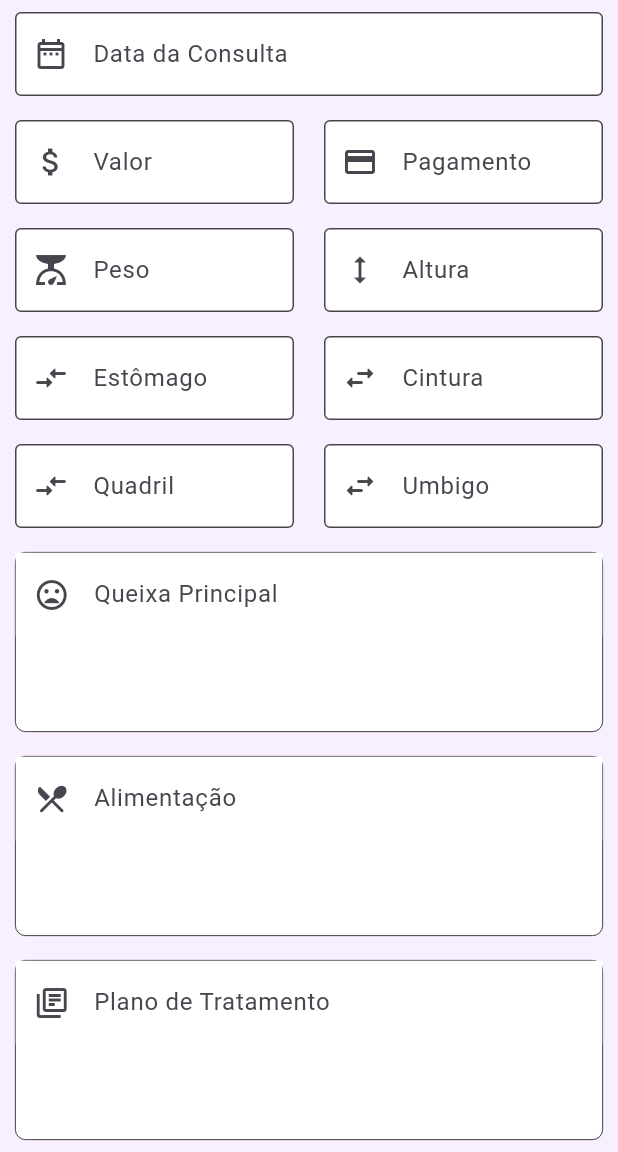
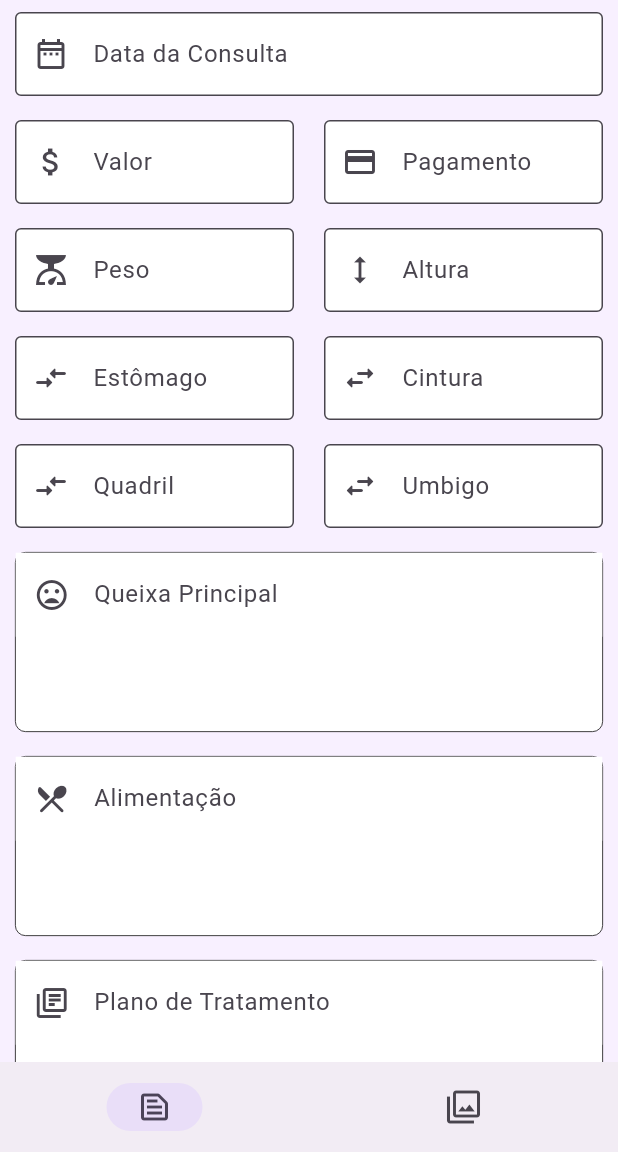
Before and after one commit to felipedresch/sante, a Flutter app: the ConsultaView screen opened by its route, on a phone screen of 412 x 824 dp, the part 84-1236 px from its top. Run offline on Flutter 3.47's test engine with Material 2 defaults, Android fonts, the phone set to English and light mode, and no system bars; our stand-ins replace brasil_fields, image_picker, rflutter_alert, sqflite; missing offline and left inert: all_validations_br; accounts and stored records are empty.

Commit message:
Funcionalidade de anexar imagens às consultas

```diff
--- a/lib/consulta_view.dart
+++ b/lib/consulta_view.dart
@@ -1,8 +1,10 @@
+import 'dart:io';
 import 'package:brasil_fields/brasil_fields.dart';
 import 'package:flutter/material.dart';
 import 'package:flutter/services.dart';
 import 'package:provider/provider.dart';
 import 'package:sante/container_all.dart';
+import 'package:sante/models/picture_model.dart';
 import 'package:sante/repositories/cliente_repository.dart';
 import 'package:sante/repositories/track_screens.dart';
 import 'models/consulta_model.dart';
@@ -36,7 +38,11 @@ class _ConsultaViewState extends State<ConsultaView> {
   late TrackScreens tracks;
   bool fetching = true;
   List<Sessao> consultaList = [];
+  List<Picture> listaFotos = [];
+  List<Picture> listaFotosFiltradas = [];
+  List<Sessao> consultasFiltradas = [];
   int? index;
+  int currentPageIndex = 0;
 
   @override
   void initState() {
@@ -51,9 +57,20 @@ class _ConsultaViewState extends State<ConsultaView> {
 
   void getData() async {
     consultaList = await clienteRepository.recuperarConsultas();
+    listaFotos = await clienteRepository.getPictures();
     setState(() {
       fetching = false;
+      filtrarFotos();
     });
+  }
+
+  List<Picture> filtrarFotos(){
+    for (var element in listaFotos) {
+      if (element.consultaID == clienteRepository.consultaSelected!.id!) {
+        listaFotosFiltradas.add(element);
+      }
+    }
+    return listaFotosFiltradas;
   }
 
   @override
@@ -84,9 +101,27 @@ class _ConsultaViewState extends State<ConsultaView> {
       }
     }
 
+    //(index == 0)
+    //? infoSection()
+    //: imageSection()
     return WillPopScope(
       onWillPop: () async => false,
       child: Scaffold(
+        bottomNavigationBar: NavigationBar(
+          labelBehavior: NavigationDestinationLabelBehavior.alwaysHide,
+          //backgroundColor: Color.fromARGB(255, 203, 145, 230),
+          height: 60,
+          destinations: const [
+            NavigationDestination(icon: Icon(Icons.text_snippet_outlined), label: "Informações"),
+            NavigationDestination(icon: Icon(Icons.filter), label: "Imagens anexadas")
+          ],
+          selectedIndex: currentPageIndex,
+          onDestinationSelected: (int index) {
+            setState(() {
+              currentPageIndex = index;
+            });
+          },
+        ),
         appBar: AppBar(
             leading: BackButton(
               onPressed: () {
@@ -97,7 +132,52 @@ class _ConsultaViewState extends State<ConsultaView> {
             ),
             backgroundColor: Theme.of(context).colorScheme.inversePrimary,
             title: const Text("Visualizar Consulta")),
-        body: ContainerAll(
+        body: <Widget> [
+          infoSection(),
+          imageSection()][currentPageIndex],
+      ),
+    );
+  }
+
+  Widget imageSection(){
+    //return Image.memory(listaFotos.elementAt(0).picture);
+    if (listaFotosFiltradas.isNotEmpty) {
+      return ContainerAll(
+        child: GridView.builder(
+          gridDelegate: const SliverGridDelegateWithFixedCrossAxisCount(
+            crossAxisCount: 2,
+             mainAxisSpacing: 4,
+              crossAxisSpacing: 4,
+
+            ),
+          itemCount: listaFotosFiltradas.length,
+          itemBuilder: (context, index){
+            return Material(
+              color: Theme.of(context).primaryColor.withOpacity(0.1),
+              child: InkWell(
+                splashColor: Theme.of(context).primaryColor.withOpacity(0.25),
+                onTap: () {
+                  //exibir imgagens fullscreen
+                },
+                onLongPress: () {
+                  //exibir opção de apagar imagem
+                },
+                child: Ink.image(
+                  image: FileImage(File(listaFotosFiltradas[index].path)),
+                  fit: BoxFit.cover,
+                ),
+              ),
+            );
+          },
+          ),
+      );
+    }
+    return const Center(child: Text("Sem imagens para essa consulta"));
+
+  }
+
+  Widget infoSection(){
+    return ContainerAll(
           child: ListView(
             scrollDirection: Axis.vertical,
             children: <Widget>[
@@ -603,8 +683,6 @@ class _ConsultaViewState extends State<ConsultaView> {
               ),
             ],
           ),
-        ),
-      ),
-    );
+        );
   }
 }
--- /dev/null
+++ b/lib/models/picture_model.dart
@@ -0,0 +1,26 @@
+class Picture {
+ int? id;
+ String title;
+ String path;
+ int clienteID;
+ int consultaID;
+
+ Picture({this.id, required this.title, required this.path, required this.clienteID, required this.consultaID});
+
+  Map<String, dynamic> toMap() {
+    return {
+      'id': id,
+      'title': title,
+      'path': path,
+      'clienteID': clienteID,
+      'consultaID': consultaID,
+    };
+  }
+
+  Picture.fromMap(Map<String, dynamic> res)
+      : id = res["id"],
+      title = res["title"],
+      path = res["path"],
+      clienteID = res["clienteID"],
+      consultaID = res["consultaID"];
+}
--- a/lib/repositories/cliente_repository.dart
+++ b/lib/repositories/cliente_repository.dart
@@ -1,8 +1,10 @@
+
+
 import 'package:flutter/material.dart';
+import 'package:sante/models/picture_model.dart';
 import 'package:sqflite/sqflite.dart';
 import '../models/cliente_model.dart';
 import 'package:path/path.dart';
-
 import '../models/consulta_model.dart';
 
 class ClienteRepository extends ChangeNotifier {
@@ -25,6 +27,7 @@ class ClienteRepository extends ChangeNotifier {
       onCreate: (database, version) async {
         await database.execute(_clientes);
         await database.execute(_consultas);
+        await database.execute(_pictures);
       },
       version: 1,
     );
@@ -68,6 +71,18 @@ class ClienteRepository extends ChangeNotifier {
       exFisico INTEGER,
       cliente_id INTEGER,
       FOREIGN KEY (cliente_id) REFERENCES clientes(id)
+    );
+  ''';
+
+  String get _pictures => '''
+    CREATE TABLE pictures (
+      id INTEGER PRIMARY KEY AUTOINCREMENT,
+      title TEXT,
+      path TEXT,
+      clienteID INTEGER,
+      consultaID INTEGER,
+      FOREIGN KEY (clienteID) REFERENCES clientes(id),
+      FOREIGN KEY (consultaID) REFERENCES consultas(id)
     );
   ''';
 
@@ -133,6 +148,18 @@ class ClienteRepository extends ChangeNotifier {
     notifyListeners();
   }
 
+  Future<int> savePicture(Picture picture) async {
+    int result = await db.insert('pictures', picture.toMap(),
+        conflictAlgorithm: ConflictAlgorithm.replace);
+    return result;
+  }
+
+  Future<List<Picture>> getPictures() async {
+    final List<Map<String, Object?>> queryResult = await db.query('pictures');
+    return queryResult.map((e) => Picture.fromMap(e)).toList();
+  }
+
+
   Future deleteTable(String tableName) async {
     final db = ClienteRepository().db;
     return db.rawQuery("DELETE FROM $tableName");
--- a/pubspec.yaml
+++ b/pubspec.yaml
@@ -30,12 +30,12 @@ environment:
 dependencies:
   flutter:
     sdk: flutter
-  #hive: ^2.2.3
-  #hive_flutter: ^1.1.0
-  #path_provider: ^2.1.0
   sqflite: ^2.3.0
   rflutter_alert: ^2.0.7
   provider: ^6.0.5
+  image_picker: ^1.0.4
+  path_provider: ^2.1.1
+  path: ^1.8.3
 
   # The following adds the Cupertino Icons font to your application.
   # Use with the CupertinoIcons class for iOS style icons.
```
Also changed, not shown: lib/consulta.dart (+96 -8 lines), pubspec.lock.
